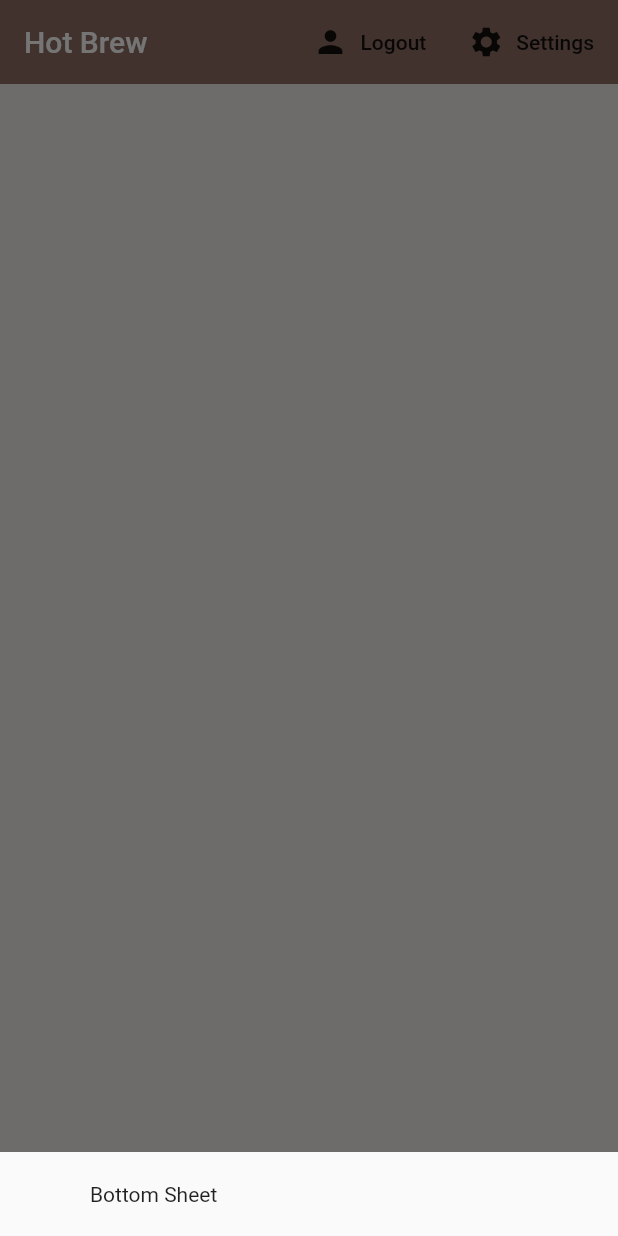
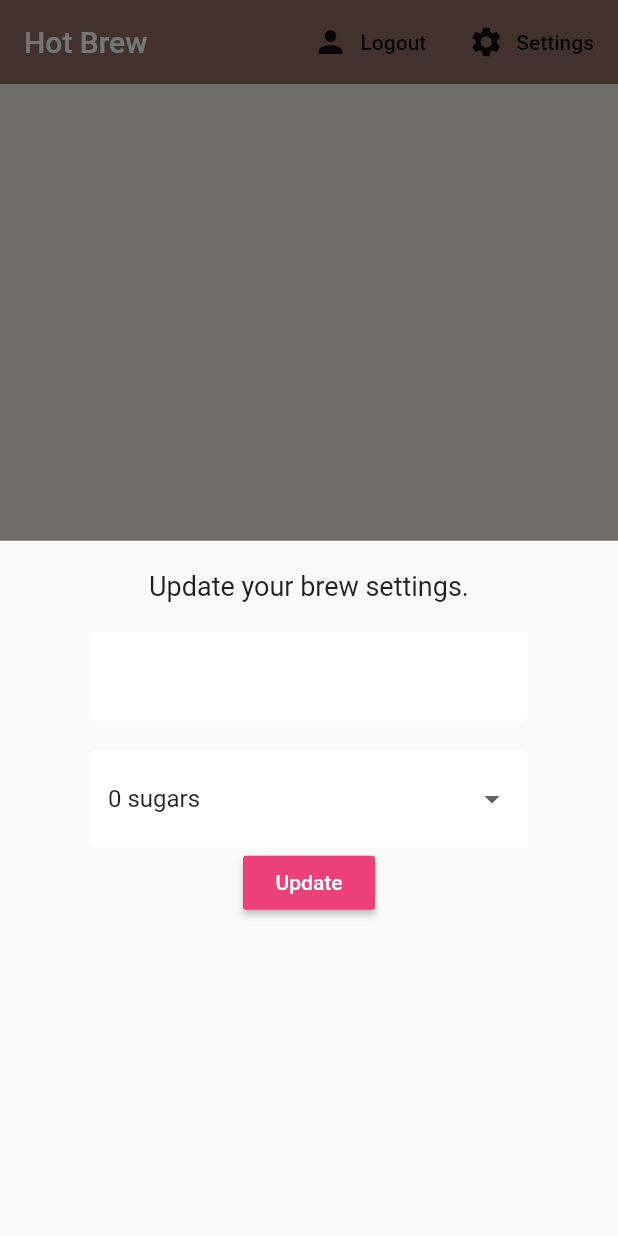
Before and after one commit to IbsanjU/Hot_Brew, a Flutter app: the screen it shows once a user with an empty profile is signed in, after a tap on "Settings", on a phone screen of 412 x 824 dp. Run offline on Flutter 3.47's test engine with Material 2 defaults, Android fonts, the phone set to English and light mode, and no system bars; our stand-ins replace cloud_firestore, firebase_auth, firebase_core, flutter_spinkit; accounts and stored records are empty.

Commit message:
25 settings dropsheet to update user preference

```diff
--- a/lib/screens/home/home.dart
+++ b/lib/screens/home/home.dart
@@ -1,6 +1,7 @@
 import 'package:flutter/material.dart ';
 import 'package:hot_brew/models/brew.dart';
 import 'package:hot_brew/screens/home/brew_list.dart';
+import 'package:hot_brew/screens/home/settings_form.dart';
 import 'package:hot_brew/services/auth.dart';
 import 'package:hot_brew/services/database.dart';
 import 'package:provider/provider.dart';
@@ -16,7 +17,7 @@ class Home extends StatelessWidget {
           builder: (context) {
             return Container(
               padding: EdgeInsets.symmetric(vertical: 20.0, horizontal: 60.0),
-              child: Text("Bottom Sheet"),
+              child: SettingsForm(),
             );
           });
     }
--- /dev/null
+++ b/lib/screens/home/settings_form.dart
@@ -0,0 +1,66 @@
+import 'package:flutter/material.dart';
+import 'package:hot_brew/shared/constants.dart';
+
+class SettingsForm extends StatefulWidget {
+  @override
+  _SettingsFormState createState() => _SettingsFormState();
+}
+
+class _SettingsFormState extends State<SettingsForm> {
+  final _formKey = GlobalKey<FormState>();
+  final List<String> sugars = ['0', '1', '2', '3', '4'];
+
+// form Values
+  String _currentName;
+  String _currentSugars;
+  String _currentStrength;
+
+  @override
+  Widget build(BuildContext context) {
+    return Form(
+      key: _formKey,
+      child: Column(
+        children: <Widget>[
+          Text(
+            'Update your brew settings.',
+            style: TextStyle(fontSize: 18.0),
+          ),
+          SizedBox(height: 20.0),
+
+          // TextInputField
+          TextFormField(
+            decoration: textInputDecoration,
+            validator: (val) => val.isEmpty ? 'Please enter a name' : null,
+            onChanged: (val) => setState(() => _currentName = val),
+          ),
+          SizedBox(height: 20.0),
+
+          // dropdown
+          DropdownButtonFormField(
+            decoration: textInputDecoration,
+            value: _currentSugars ?? '0',
+            items: sugars.map((sugar) {
+              return DropdownMenuItem(
+                value: sugar,
+                child: Text('$sugar sugars'),
+              );
+            }).toList(),
+            onChanged: (val) => setState(() => _currentSugars = val),
+          ),
+
+          // slider
+
+          RaisedButton(
+            onPressed: () async {
+              print(_currentName);
+              print(_currentSugars);
+              print(_currentStrength);
+            },
+            color: Colors.pink[400],
+            child: Text('Update', style: TextStyle(color: Colors.white)),
+          )
+        ],
+      ),
+    );
+  }
+}
```
